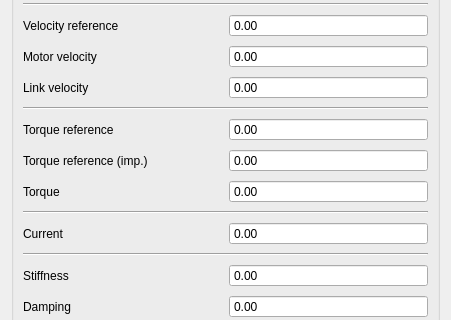
First picture: the form in src/joint_state_gui/joint_state_widget.ui, repository ADVRHumanoids/robot_monitoring, before the edit; both pictures show x 0 to 451 and y 132 to 452 of the 451 by 599 pixel window.
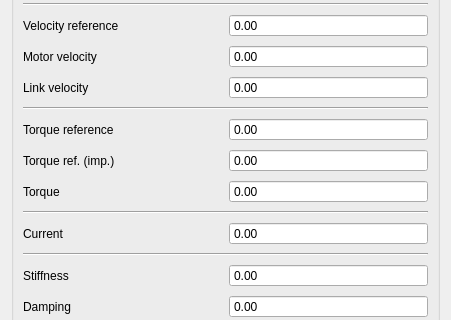
Second picture: the form after the edit.

The edit to the form file:
```diff
--- a/src/joint_state_gui/joint_state_widget.ui
+++ b/src/joint_state_gui/joint_state_widget.ui
@@ -195,7 +195,7 @@
         <item>
          <widget class="QLabel" name="label_10">
           <property name="text">
-           <string>Torque reference (imp.)</string>
+           <string>Torque ref. (imp.)</string>
           </property>
          </widget>
         </item>
```
